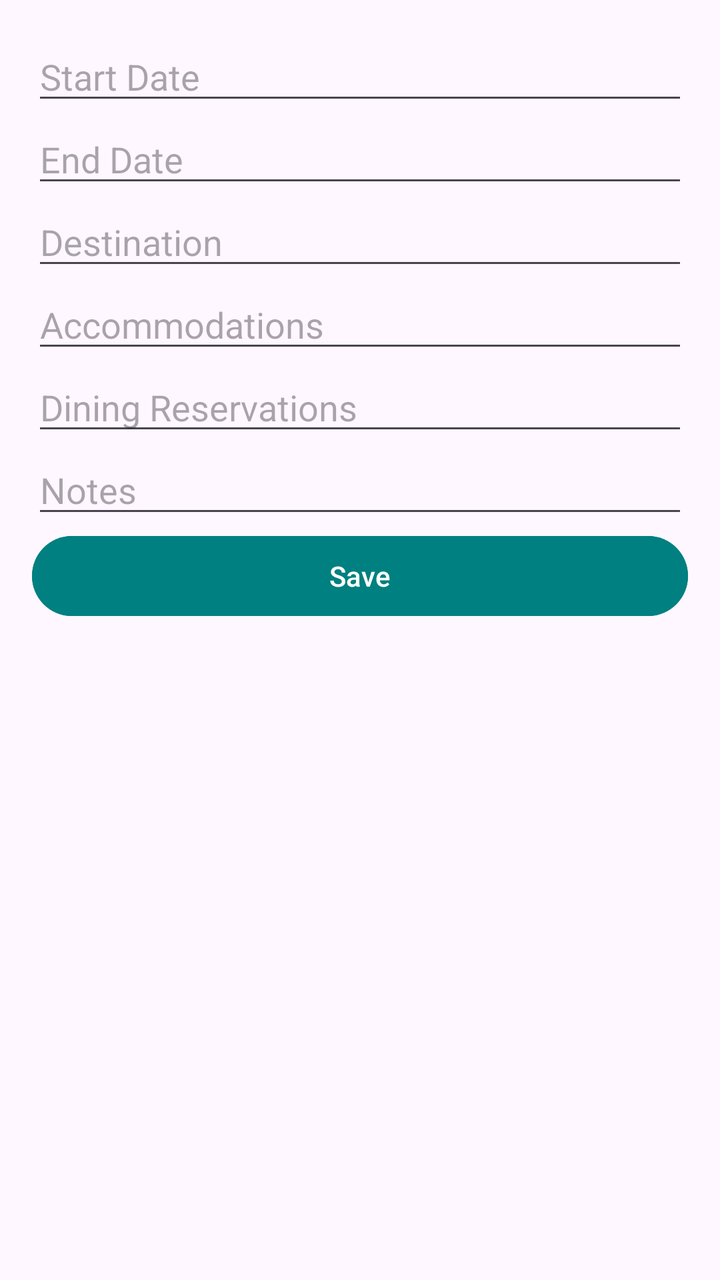
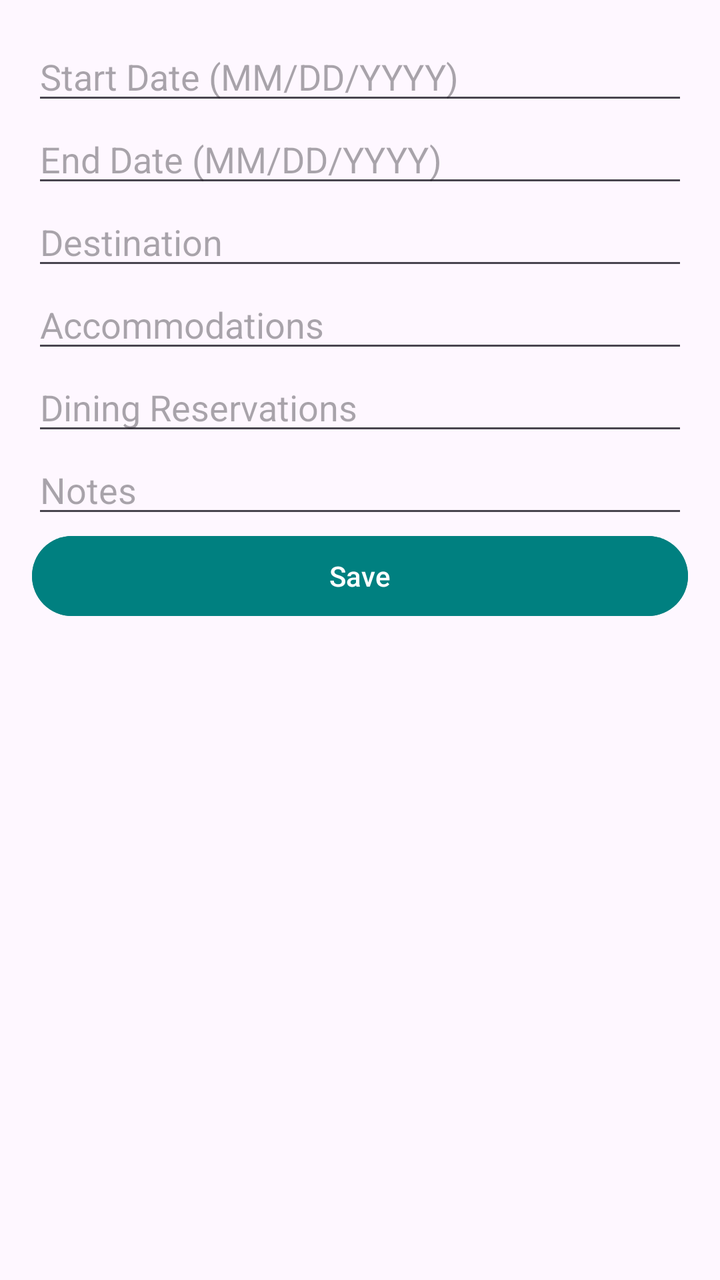

An Android layout rendered at two revisions. The XML below is the earlier revision; the diff shows what the commit changed to produce the second picture.
<!-- AndroidManifest.xml: application theme Theme.SprintProject -->
<!-- res/layout/dialog_post.xml -->
<?xml version="1.0" encoding="utf-8"?>
<LinearLayout xmlns:android="http://schemas.android.com/apk/res/android"
    android:layout_width="match_parent"
    android:layout_height="wrap_content"
    android:orientation="vertical"
    android:padding="16dp">

    <EditText
        android:id="@+id/startDateInput"
        android:layout_width="match_parent"
        android:layout_height="wrap_content"
        android:hint="Start Date"
        android:inputType="date" />

    <EditText
        android:id="@+id/endDateInput"
        android:layout_width="match_parent"
        android:layout_height="wrap_content"
        android:hint="End Date"
        android:inputType="date" />

    <EditText
        android:id="@+id/destinationInput"
        android:layout_width="match_parent"
        android:layout_height="wrap_content"
        android:hint="Destination" />

    <EditText
        android:id="@+id/accommodationsInput"
        android:layout_width="match_parent"
        android:layout_height="wrap_content"
        android:hint="Accommodations" />

    <EditText
        android:id="@+id/diningInput"
        android:layout_width="match_parent"
        android:layout_height="wrap_content"
        android:hint="Dining Reservations" />

    <EditText
        android:id="@+id/notesInput"
        android:layout_width="match_parent"
        android:layout_height="wrap_content"
        android:hint="Notes" />

    <Button
        android:id="@+id/saveButton"
        android:layout_width="match_parent"
        android:layout_height="wrap_content"
        android:text="Save"
        android:backgroundTint="@color/teal"
        android:textColor="@android:color/white" />
</LinearLayout>
<!-- resources referenced by this layout -->
<resources>
  <color name="teal">#008080</color>
  <style name="Theme.SprintProject" parent="Base.Theme.SprintProject" />
  <style name="Base.Theme.SprintProject" parent="Theme.Material3.DayNight.NoActionBar">
          
          
      </style>
</resources>

<!-- the commit's change to res/layout/dialog_post.xml (unified diff, before → after) -->
@@ -9,14 +9,14 @@
         android:id="@+id/startDateInput"
         android:layout_width="match_parent"
         android:layout_height="wrap_content"
-        android:hint="Start Date"
+        android:hint="Start Date (MM/DD/YYYY)"
         android:inputType="date" />
 
     <EditText
         android:id="@+id/endDateInput"
         android:layout_width="match_parent"
         android:layout_height="wrap_content"
-        android:hint="End Date"
+        android:hint="End Date (MM/DD/YYYY)"
         android:inputType="date" />
 
     <EditText
